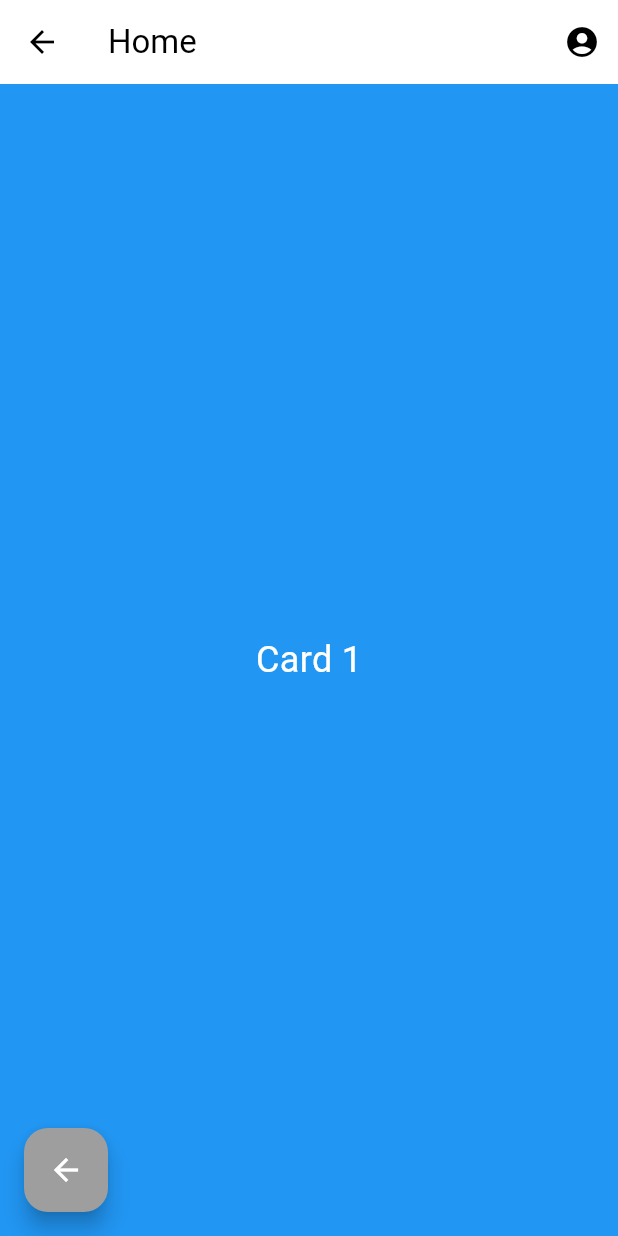
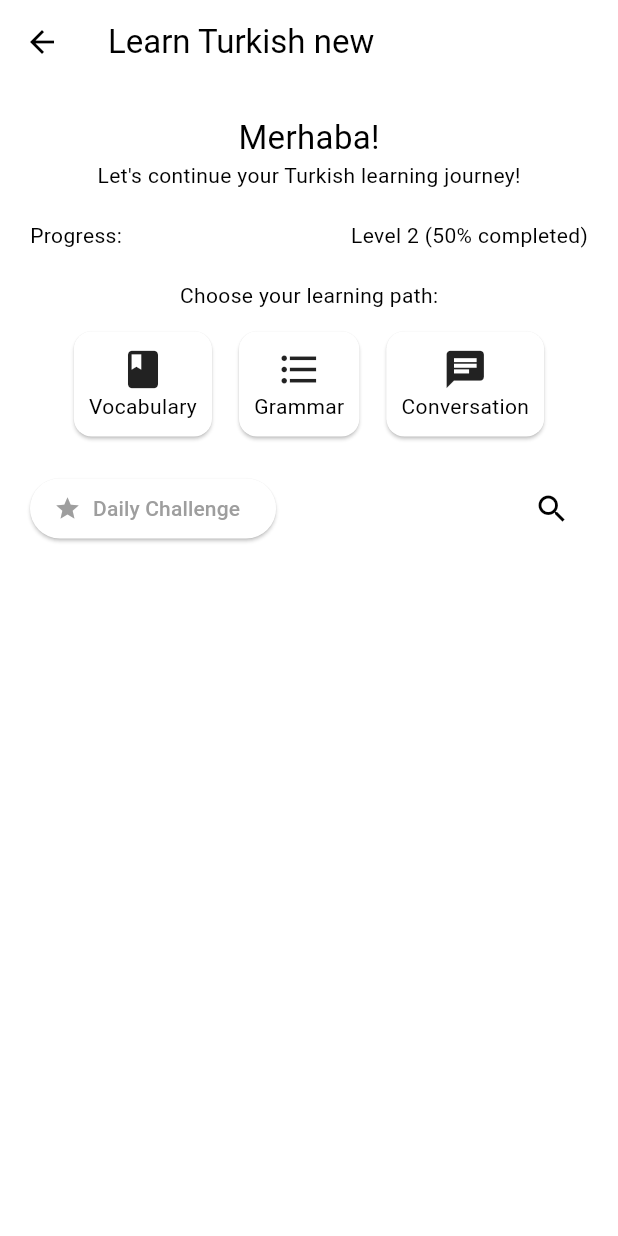
Before and after one commit to Enes-Celebi/Flutter-Language-Learning-App, a Flutter app: the screen it shows after launch, after a tap on "Sign in", on a phone screen of 412 x 824 dp. Run offline on Flutter 3.47's test engine with Material 3 defaults, Android fonts, the phone set to English and light mode, and no system bars.

```diff
--- a/lib/pages/home_page.dart
+++ b/lib/pages/home_page.dart
@@ -1,58 +1,117 @@
-import "package:flutter/material.dart";
+import 'package:flutter/material.dart';
 
-class HomePage extends StatefulWidget {
-  const HomePage({Key? key}) : super(key: key);
+class HomePage extends StatelessWidget {
+  const HomePage({super.key});
 
-  @override
-  State<HomePage> createState() => _HomePageState();
-}
-
-class _HomePageState extends State<HomePage> {
   @override
   Widget build(BuildContext context) {
     return Scaffold(
       appBar: AppBar(
-        title: Text('Home'),
-        actions: [
-          IconButton(
-            icon: Icon(Icons.account_circle), // Placeholder icon for user profile picture
-            onPressed: () {
-              // Add onPressed function to navigate to user profile page
-            },
+        title: const Text('Learn Turkish new'),
       ),
+      body: Padding(
+        padding: const EdgeInsets.all(20.0),
+        child: Column(
+          children: [
+            // Welcome message
+            const Text(
+              'Merhaba!', // Simple greeting
+              style: TextStyle(fontSize: 22.0),
+            ),
+            const Text('Let\'s continue your Turkish learning journey!'),
+
+            // Learning progress section (optional)
+            const SizedBox(height: 20.0),
+            const Row(
+              mainAxisAlignment: MainAxisAlignment.spaceBetween,
+              children: [
+                Text('Progress:'),
+                Text('Level 2 (50% completed)'), // replace with your logic
               ],
             ),
-      body: PageView(
+
+            // Learning options section
+            const SizedBox(height: 20.0),
+            const Text('Choose your learning path:'),
+            const SizedBox(height: 10.0),
+            Wrap( // Wrap for responsive layout
+              spacing: 10.0,
+              runSpacing: 10.0,
               children: [
-          // First card
-          Container(
-            color: Colors.blue,
-            child: Center(
-              child: Text(
-                'Card 1',
-                style: TextStyle(color: Colors.white, fontSize: 24),
+                InkWell(
+                  onTap: () {
+                    // navigate to vocabulary lessons screen
+                  },
+                  child: const Card(
+                    child: Padding(
+                      padding: EdgeInsets.all(10.0),
+                      child: Column(
+                        children: [
+                          Icon(Icons.book, size: 30.0),
+                          Text('Vocabulary'),
+                        ],
                       ),
                     ),
                   ),
-          // Second card
-          Container(
-            color: Colors.green,
-            child: Center(
-              child: Text(
-                'Card 2',
-                style: TextStyle(color: Colors.white, fontSize: 24),
+                ),
+                InkWell(
+                  onTap: () {
+                    // navigate to grammar lessons screen
+                  },
+                  child: const Card(
+                    child: Padding(
+                      padding: EdgeInsets.all(10.0),
+                      child: Column(
+                        children: [
+                          Icon(Icons.format_list_bulleted, size: 30.0),
+                          Text('Grammar'),
+                        ],
+                      ),
+                    ),
+                  ),
+                ),
+                InkWell(
+                  onTap: () {
+                    // navigate to conversation practice screen
+                  },
+                  child: const Card(
+                    child: Padding(
+                      padding: EdgeInsets.all(10.0),
+                      child: Column(
+                        children: [
+                          Icon(Icons.chat, size: 30.0),
+                          Text('Conversation'),
+                        ],
+                      ),
                     ),
                   ),
                 ),
               ],
             ),
-      floatingActionButton: FloatingActionButton(
+
+            // Additional options (optional)
+            const SizedBox(height: 20.0),
+            Row(
+              mainAxisAlignment: MainAxisAlignment.spaceBetween,
+              children: [
+                ElevatedButton.icon(
                   onPressed: () {
-          // Add onPressed function to handle button tap
+                    // navigate to daily challenge screen
                   },
-        child: Icon(Icons.arrow_back),
+                  icon: const Icon(Icons.star),
+                  label: const Text('Daily Challenge'),
                 ),
-      floatingActionButtonLocation: FloatingActionButtonLocation.startFloat,
+                IconButton(
+                  icon: const Icon(Icons.search),
+                  onPressed: () {
+                    // implement search functionality
+                  },
+                ),
+              ],
+            ),
+          ],
+        ),
+      ),
     );
   }
 }
--- a/lib/pages/login_page.dart
+++ b/lib/pages/login_page.dart
@@ -37,7 +37,7 @@ class _LoginPageState extends State<LoginPage> {
   @override
   Widget build(BuildContext context) {
     return Scaffold(
-      backgroundColor: Theme.of(context).colorScheme.background,
+      backgroundColor: Theme.of(context).colorScheme.surface,
       body: Center(
         child: Column(
           mainAxisAlignment: MainAxisAlignment.center,
--- a/pubspec.yaml
+++ b/pubspec.yaml
@@ -30,8 +30,6 @@ environment:
 dependencies:
   flutter:
     sdk: flutter
-
-
   # The following adds the Cupertino Icons font to your application.
   # Use with the CupertinoIcons class for iOS style icons.
   cupertino_icons: ^1.0.6
```
Also changed, not shown: pubspec.lock, 2 other files. Lines whose indentation alone changed are shown as unchanged.
